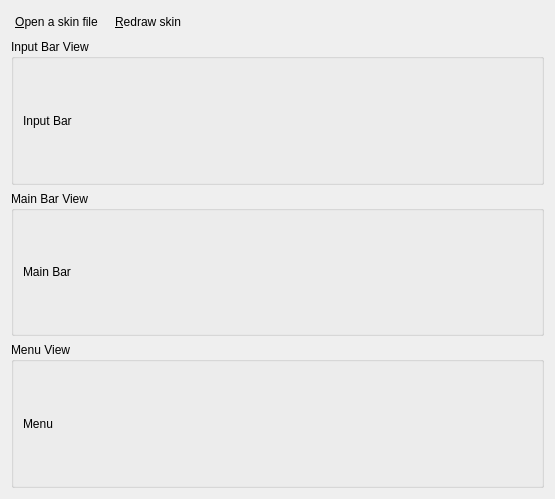
The window that src/MainWindow.ui (wengxt/fcitx-skin-viewer) describes before a commit, drawn with Qt 5.
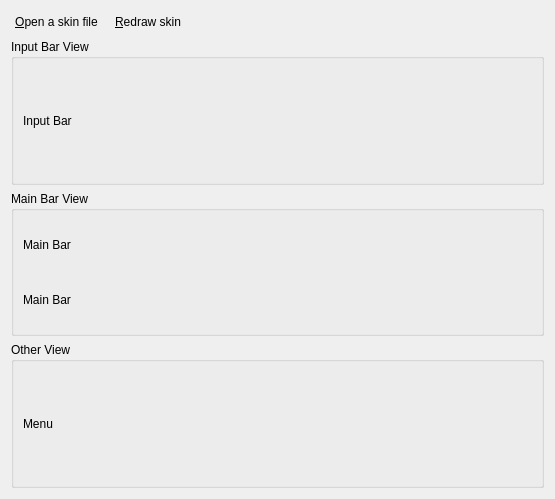
The same window after the commit.

Diff of the .ui file:
```diff
--- a/src/MainWindow.ui
+++ b/src/MainWindow.ui
@@ -80,13 +80,20 @@
         </property>
        </widget>
       </item>
+      <item>
+       <widget class="QLabel" name="mainBarLabel_2">
+        <property name="text">
+         <string>Main Bar</string>
+        </property>
+       </widget>
+      </item>
      </layout>
     </widget>
    </item>
    <item>
     <widget class="QGroupBox" name="groupBox_3">
      <property name="title">
-      <string>Menu View</string>
+      <string>Other View</string>
      </property>
      <layout class="QVBoxLayout" name="verticalLayout_4">
       <item>
```
